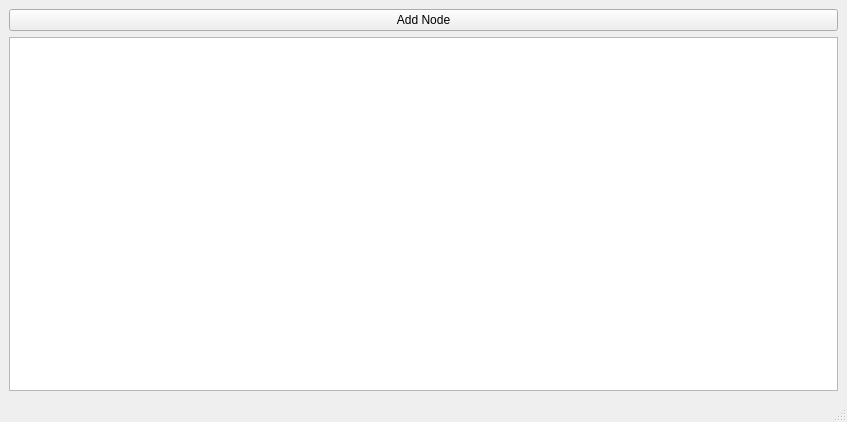
This is mainwindow.ui in Stickerbomb/TestTask as Qt 5 draws it before an edit. The edited form follows.
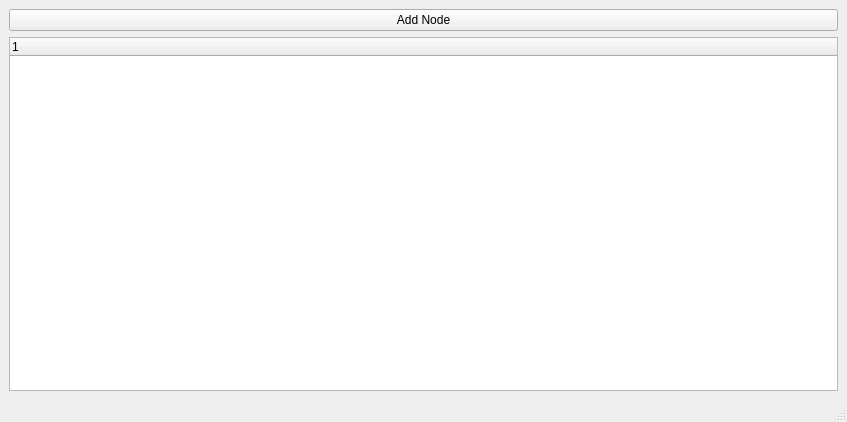
This is the edited form.

Diff of the .ui file:
```diff
--- a/mainwindow.ui
+++ b/mainwindow.ui
@@ -23,10 +23,12 @@
      </widget>
     </item>
     <item>
-     <widget class="QTreeView" name="treeView">
-      <property name="editTriggers">
-       <set>QAbstractItemView::DoubleClicked|QAbstractItemView::EditKeyPressed|QAbstractItemView::SelectedClicked</set>
-      </property>
+     <widget class="QTreeWidget" name="treeWidget">
+      <column>
+       <property name="text">
+        <string notr="true">1</string>
+       </property>
+      </column>
      </widget>
     </item>
    </layout>
```
